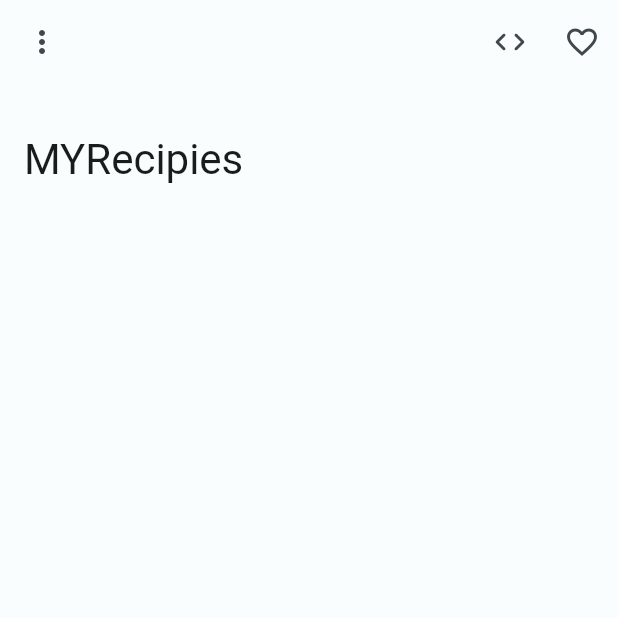
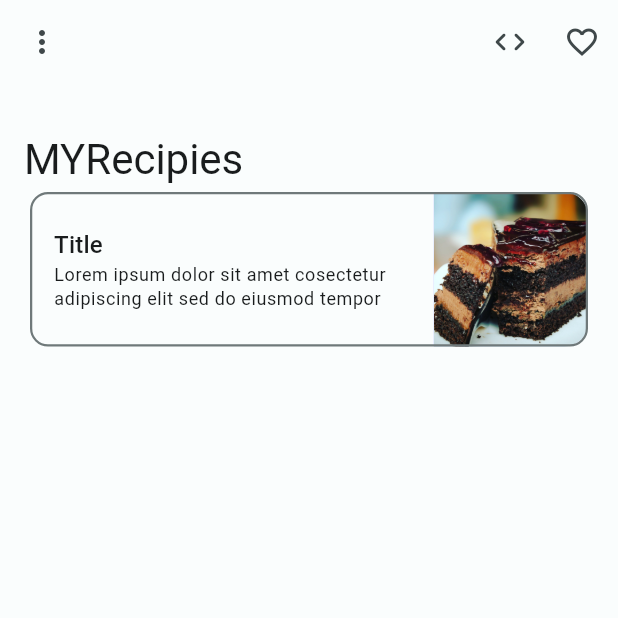
Before and after one commit to eggnogdev/my-recipes, a Flutter app: the screen it shows after launch, on a phone screen of 412 x 824 dp, the top half of it. Run offline on Flutter 3.47's test engine with Material 3 defaults, Android fonts, the phone set to English and light mode, and no system bars; our stand-ins replace go_router; missing offline and left inert: format.

Commit message:
create basic recipe card

```diff
--- a/lib/main.dart
+++ b/lib/main.dart
@@ -1,7 +1,7 @@
 import 'package:flutter/material.dart';
 import 'package:flutter/services.dart';
 import 'package:go_router/go_router.dart';
-import 'package:my_recipies/screens/home.dart';
+import 'package:my_recipies/screens/home/home.dart';
 import 'package:my_recipies/screens/recipe.dart';
 import 'package:my_recipies/theme/color_schemes.g.dart';
 
--- a/lib/screens/home.dart
+++ b/lib/screens/home/home.dart
@@ -1,4 +1,5 @@
 import 'package:flutter/material.dart';
+import 'package:my_recipies/screens/home/widgets/recipe_card.dart';
 
 class HomeScreen extends StatelessWidget {
   const HomeScreen({super.key});
@@ -44,8 +45,11 @@ class HomeScreen extends StatelessWidget {
               'MYRecipies',
               style: Theme.of(context).textTheme.headlineMedium,
             ),
+            const RecipeCard(
+              title: 'Title',
+            ),
           ][index],
-          itemCount: 2,
+          itemCount: 3,
         ),
       ),
     );
--- /dev/null
+++ b/lib/screens/home/widgets/recipe_card.dart
@@ -0,0 +1,73 @@
+import 'package:flutter/material.dart';
+
+class RecipeCard extends StatelessWidget {
+  const RecipeCard({
+    super.key,
+    required this.title,
+  });
+
+  final String title;
+
+  @override
+  Widget build(BuildContext context) {
+    final height = MediaQuery.of(context).size.width / 4;
+
+    return Card(
+      elevation: 0,
+      color: Theme.of(context).colorScheme.surface,
+      shape: RoundedRectangleBorder(
+        borderRadius: BorderRadius.circular(12.0),
+        side: BorderSide(
+          color: Theme.of(context).colorScheme.outline,
+          width: 1.5,
+        ),
+      ),
+      child: SizedBox(
+        height: height,
+        child: Row(
+          children: [
+            Expanded(
+              child: Container(
+                padding: const EdgeInsets.only(
+                  left: 16.0,
+                  top: 16.0,
+                  right: 8.0,
+                  bottom: 16.0,
+                ),
+                child: Column(
+                  mainAxisSize: MainAxisSize.min,
+                  crossAxisAlignment: CrossAxisAlignment.start,
+                  children: [
+                    Text(
+                      title,
+                      style: Theme.of(context).textTheme.titleMedium,
+                    ),
+                    Text(
+                      'Lorem ipsum dolor sit amet cosectetur adipiscing elit sed do eiusmod tempor',
+                      style: Theme.of(context).textTheme.bodySmall,
+                    ),
+                  ],
+                ),
+              ),
+            ),
+            Container(
+              width: height,
+              height: height,
+              decoration: BoxDecoration(
+                color: Theme.of(context).colorScheme.tertiaryContainer,
+                borderRadius: const BorderRadius.only(
+                  topRight: Radius.circular(16.0),
+                  bottomRight: Radius.circular(16.0),
+                ),
+                image: const DecorationImage(
+                  image: AssetImage('assets/cake.jpg'),
+                  fit: BoxFit.cover,
+                ),
+              ),
+            ),
+          ],
+        ),
+      ),
+    );
+  }
+}
--- a/pubspec.yaml
+++ b/pubspec.yaml
@@ -21,3 +21,6 @@ dev_dependencies:
 
 flutter:
   uses-material-design: true
+
+  assets:
+    - assets/
```
Also changed, not shown: assets/cake.jpg (added).
